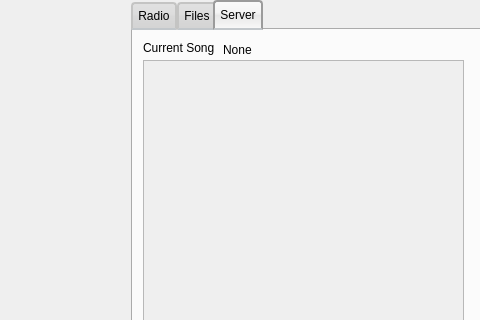
Old version of the form mainwindow.ui in the repository warren80/comaudio; both pictures show x 189 to 669 and y 0 to 320 of the 669 by 440 pixel window.
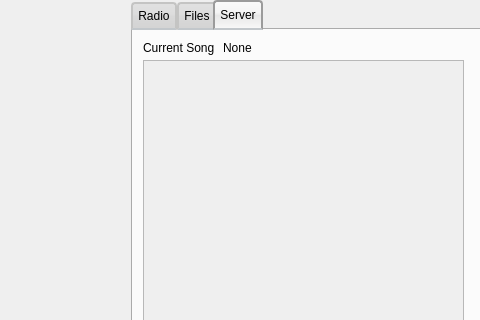
New version of the form. The open tabs and pages were chosen to show the change. Icons and pictures are not drawn.

The edit to the form file:
```diff
--- a/mainwindow.ui
+++ b/mainwindow.ui
@@ -26,7 +26,22 @@
    <string>Kidnapster - Disconnected</string>
   </property>
   <property name="styleSheet">
-   <string notr="true"/>
+   <string notr="true">QPushButton {
+	background: qlineargradient(spread:pad, x1:0.5, y1:0, x2:0.5, y2:1, stop:0 		rgba(204, 176, 156, 255), stop:1 rgba(196, 112, 53, 255));
+	border: 1px #c47035 brown;
+	border-radius: 40px 15px;
+	color: white;
+}
+
+QPushButton:hover {
+	background:qlineargradient(spread:pad, x1:0.5, y1:0, x2:0.5, y2:1, stop:0 rgba(255, 205, 0, 255), stop:1 rgba(255, 255, 255, 255));
+	color: black;
+}
+
+QPushButton:disabled {
+	background:qlineargradient(spread:pad, x1:0.5, y1:0, x2:0.5, y2:1, stop:0 rgba(0, 0, 0, 255), stop:1 rgba(255, 255, 255, 255));
+	color: white;
+}</string>
   </property>
   <widget class="QWidget" name="centralWidget">
    <property name="minimumSize">
@@ -57,7 +72,11 @@
      <bool>false</bool>
     </property>
     <property name="styleSheet">
-     <string notr="true">QTabBar::tab {
+     <string notr="true">/**
+ * TABS
+ */
+
+QTabBar::tab {
 background: qlineargradient(x1: 0, y1: 0, x2: 0, y2: 1, stop: 0 #E1E1E1, stop: 0.4 #DDDDDD, stop: 0.5 #D8D8D8, stop: 1.0 #D3D3D3);
 border: 2px solid #C4C4C3;
 border-bottom-color: #C2C7CB;
@@ -78,7 +97,6 @@
 }
 
 QTabBar::tab:selected {
-/* expand/overlap to the left and right by 4px */
 margin-left: -4px;
 margin-right: -4px;
 }
@@ -92,7 +110,42 @@
 margin: 0;
 }
 
-</string>
+/**
+ * PUSH BUTTONS
+ */
+QPushButton {
+	background: qlineargradient(spread:pad, x1:0.5, y1:0, x2:0.5, y2:1, stop:0 		rgba(204, 176, 156, 255), stop:1 rgba(196, 112, 53, 255));
+	border: 1px #c47035 brown;
+	border-radius: 32.5px 11px;
+	color: white;
+}
+
+QPushButton:hover {
+	background:qlineargradient(spread:pad, x1:0.5, y1:0, x2:0.5, y2:1, stop:0 rgba(255, 205, 0, 255), stop:1 rgba(255, 255, 255, 255));
+	color: black;
+}
+
+QPushButton:disabled {
+	background:qlineargradient(spread:pad, x1:0.5, y1:0, x2:0.5, y2:1, stop:0 rgba(0, 0, 0, 255), stop:1 rgba(255, 255, 255, 255));
+	color: white;
+}
+
+/**
+ * LINE EDITS
+ */
+QLineEdit {
+	border: 2px solid gray;
+	border-radius: 5px;
+}
+
+QLineEdit:focus {
+	border-color: blue;
+}
+
+QLineEdit:disabled {
+	border-color: rgb(172, 172, 172);
+	background-color: rgb(226, 226, 226);
+}</string>
     </property>
     <property name="tabPosition">
      <enum>QTabWidget::North</enum>
@@ -697,8 +750,8 @@
        <rect>
         <x>90</x>
         <y>10</y>
-        <width>251</width>
-        <height>20</height>
+        <width>241</width>
+        <height>16</height>
        </rect>
       </property>
       <property name="text">
```
Left out of the diff: 199 changed lines with no effect on the pictures.
